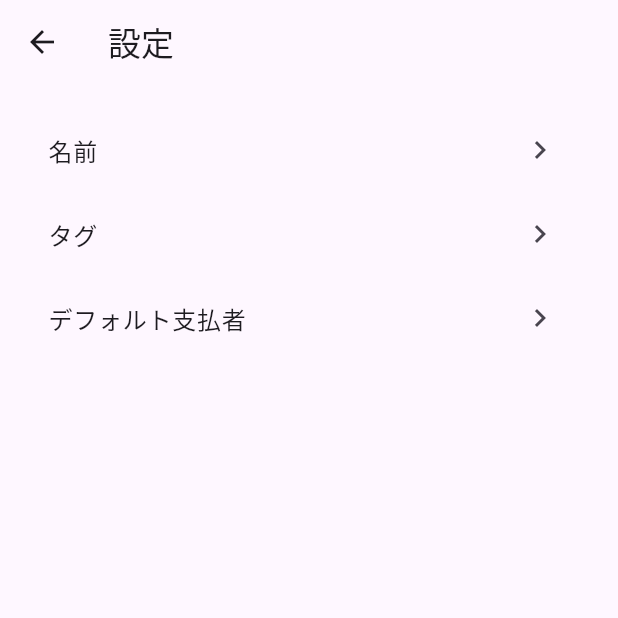
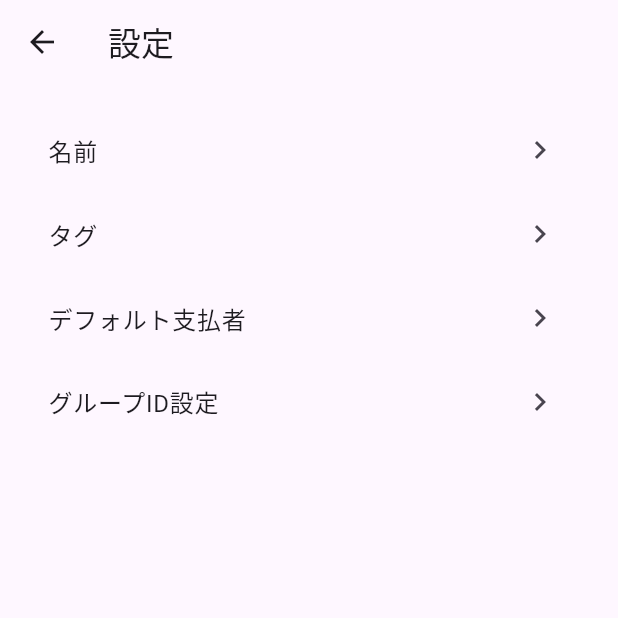
Before and after one commit to hahaharuruki/couple_split_app, a Flutter app: the screen it shows after launch, after a tap on the "settings" icon, on a phone screen of 412 x 824 dp, the top half of it. Run offline on Flutter 3.47's test engine with Material 3 defaults, Android fonts, the light colour scheme and no system bars; our stand-ins replace cloud_firestore, firebase_core, shared_preferences; accounts and stored records are empty.

Commit message:
分割前コミット

```diff
--- a/lib/main.dart
+++ b/lib/main.dart
@@ -132,6 +132,7 @@ class HomePage extends StatefulWidget {
 }
 
 class _HomePageState extends State<HomePage> {
+  late String _groupId;
   List<Payment> payments = [];
   String _member1Name = 'メンバー1';
   String _member2Name = 'メンバー2';
@@ -155,19 +156,36 @@ class _HomePageState extends State<HomePage> {
   @override
   void initState() {
     super.initState();
-    _loadSettings();
-    _loadPayments();
-    _loadTags();
-  }
+    _loadGroupId().then((_) {
+      _loadSettings();
+      _loadPayments();
+      _loadTags();
+    });
+  }
+
+  Future<void> _loadGroupId() async {
+    final prefs = await SharedPreferences.getInstance();
+    _groupId = prefs.getString('groupId') ?? 'defaultGroup';
+  }
+
   Future<void> _loadTags() async {
-    final snapshot = await FirebaseFirestore.instance.collection('tags').get();
+    final snapshot = await FirebaseFirestore.instance
+        .collection('groups')
+        .doc(_groupId)
+        .collection('tags')
+        .get();
     setState(() {
       _tags = snapshot.docs.map((doc) => Tag.fromMap(doc.data())).toList();
     });
   }
 
   Future<void> _loadSettings() async {
-    final snapshot = await FirebaseFirestore.instance.collection('settings').doc('names').get();
+    final snapshot = await FirebaseFirestore.instance
+        .collection('groups')
+        .doc(_groupId)
+        .collection('settings')
+        .doc('names')
+        .get();
     String member1Name = '';
     String member2Name = '';
     if (snapshot.exists) {
@@ -194,7 +212,10 @@ class _HomePageState extends State<HomePage> {
     // Firestore保存のみ
     // 既存のpaymentsコレクションを一旦全削除してから再追加（単純化のため）
     final batch = FirebaseFirestore.instance.batch();
-    final paymentsCollection = FirebaseFirestore.instance.collection('payments');
+    final paymentsCollection = FirebaseFirestore.instance
+        .collection('groups')
+        .doc(_groupId)
+        .collection('payments');
     final snapshot = await paymentsCollection.get();
     for (final doc in snapshot.docs) {
       batch.delete(doc.reference);
@@ -204,18 +225,32 @@ class _HomePageState extends State<HomePage> {
     }
     await batch.commit();
     // 精算月情報もFirestoreに保存
-    await FirebaseFirestore.instance.collection('settings').doc('settled').set({
+    await FirebaseFirestore.instance
+        .collection('groups')
+        .doc(_groupId)
+        .collection('settings')
+        .doc('settled')
+        .set({
       'months': _settledMonths.toList(),
     });
   }
 
   Future<void> _loadPayments() async {
-    final snapshot = await FirebaseFirestore.instance.collection('payments').get();
+    final snapshot = await FirebaseFirestore.instance
+        .collection('groups')
+        .doc(_groupId)
+        .collection('payments')
+        .get();
     setState(() {
       payments = snapshot.docs.map((doc) => Payment.fromMap(doc.data())).toList();
     });
 
-    final settings = await FirebaseFirestore.instance.collection('settings').doc('settled').get();
+    final settings = await FirebaseFirestore.instance
+        .collection('groups')
+        .doc(_groupId)
+        .collection('settings')
+        .doc('settled')
+        .get();
     if (settings.exists) {
       _settledMonths = Set<String>.from(settings.data()?['months'] ?? []);
     }
@@ -962,6 +997,46 @@ class _SettingsPageState extends State<SettingsPage> {
                 }
               },
             ),
+            // --- グループID設定タイル追加ここから ---
+            ListTile(
+              title: const Text('グループID設定'),
+              trailing: const Icon(Icons.chevron_right),
+              onTap: () async {
+                final prefs = await SharedPreferences.getInstance();
+                final current = prefs.getString('groupId') ?? 'defaultGroup';
+                final controller = TextEditingController(text: current);
+                final result = await showDialog<String>(
+                  context: context,
+                  builder: (context) => AlertDialog(
+                    title: const Text('グループIDを入力'),
+                    content: TextField(
+                      controller: controller,
+                      decoration: const InputDecoration(
+                        labelText: 'Group ID',
+                        hintText: '例: couple123',
+                      ),
+                    ),
+                    actions: [
+                      TextButton(
+                        onPressed: () => Navigator.pop(context),
+                        child: const Text('キャンセル'),
+                      ),
+                      TextButton(
+                        onPressed: () => Navigator.pop(context, controller.text.trim()),
+                        child: const Text('保存'),
+                      ),
+                    ],
+                  ),
+                );
+                if (result != null && result.isNotEmpty) {
+                  await prefs.setString('groupId', result);
+                  ScaffoldMessenger.of(context).showSnackBar(
+                    const SnackBar(content: Text('グループIDを保存しました。再起動で反映されます')),
+                  );
+                }
+              },
+            ),
+            // --- グループID設定タイル追加ここまで ---
           ],
         ),
       ),
@@ -1047,11 +1122,24 @@ class _TagSettingsPageState extends State<TagSettingsPage> {
   List<Tag> _tags = [];
   String? _defaultTagName;
 
+  late String _groupId;
+
   @override
   void initState() {
     super.initState();
+    _loadGroupIdAndTags();
+  }
+
+  Future<void> _loadGroupIdAndTags() async {
+    final prefs = await SharedPreferences.getInstance();
+    _groupId = prefs.getString('groupId') ?? 'defaultGroup';
     // Firestoreからタグを取得
-    FirebaseFirestore.instance.collection('tags').get().then((snapshot) {
+    FirebaseFirestore.instance
+        .collection('groups')
+        .doc(_groupId)
+        .collection('tags')
+        .get()
+        .then((snapshot) {
       setState(() {
         _tags = snapshot.docs.map((doc) => Tag.fromMap(doc.data())).toList();
       });
```
